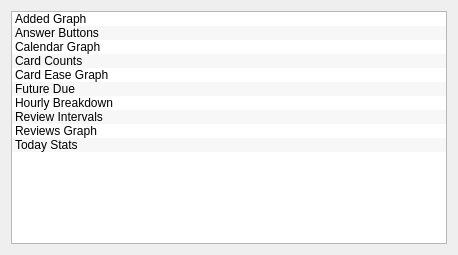
hgiesel/anki_stats_plus, file designer/graph_list.ui: the form before one commit.
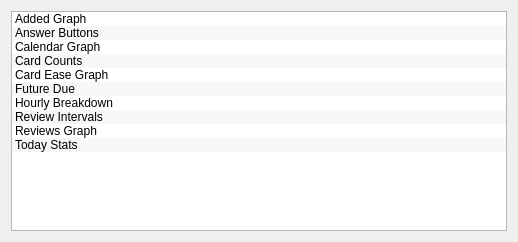
The form after the commit.

Diff of the .ui file:
```diff
--- a/designer/graph_list.ui
+++ b/designer/graph_list.ui
@@ -6,8 +6,8 @@
    <rect>
     <x>0</x>
     <y>0</y>
-    <width>458</width>
-    <height>255</height>
+    <width>518</width>
+    <height>242</height>
    </rect>
   </property>
   <property name="windowTitle">
@@ -28,20 +28,26 @@
      <property name="movement">
       <enum>QListView::Snap</enum>
      </property>
+     <property name="isWrapping" stdset="0">
+      <bool>false</bool>
+     </property>
      <property name="resizeMode">
       <enum>QListView::Fixed</enum>
      </property>
      <property name="layoutMode">
       <enum>QListView::SinglePass</enum>
      </property>
+     <property name="spacing">
+      <number>0</number>
+     </property>
      <property name="viewMode">
       <enum>QListView::ListMode</enum>
      </property>
-     <property name="itemAlignment">
-      <set>Qt::AlignCenter|Qt::AlignHCenter|Qt::AlignLeading|Qt::AlignLeft|Qt::AlignTop|Qt::AlignVCenter</set>
+     <property name="selectionRectVisible">
+      <bool>true</bool>
      </property>
      <property name="sortingEnabled">
-      <bool>true</bool>
+      <bool>false</bool>
      </property>
      <item>
       <property name="text">
```
